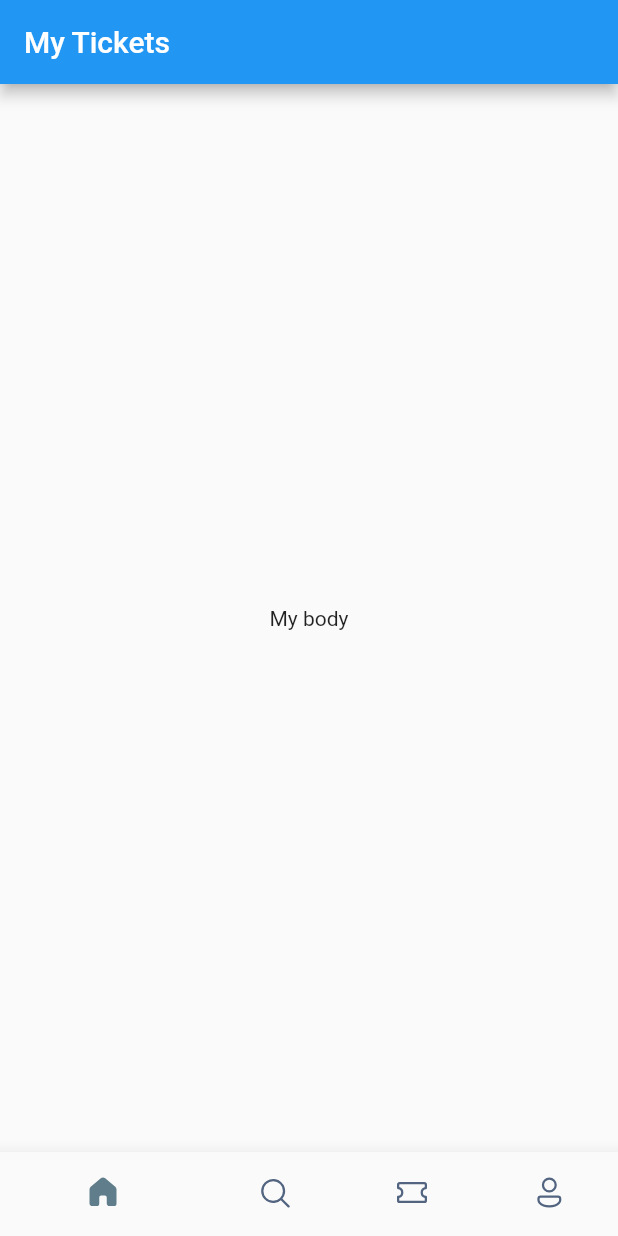
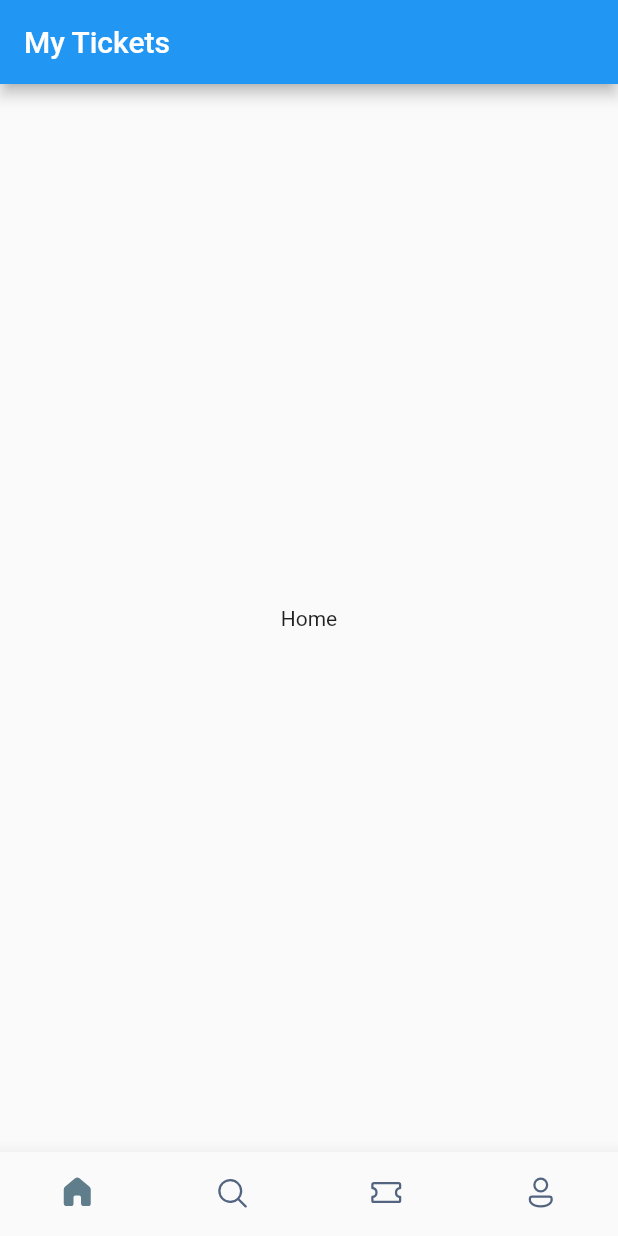
Before and after one commit to avi5079/ticket-booking-app, a Flutter app: the screen it shows after launch, on a phone screen of 412 x 824 dp. Run offline on Flutter 3.47's test engine with Material 2 defaults, Android fonts, the phone set to English and light mode, and no system bars; our stand-ins replace fluentui_icons.

Commit message:
Bottom-bar-dynamic

```diff
--- a/lib/screens/bottom_bar.dart
+++ b/lib/screens/bottom_bar.dart
@@ -11,18 +11,37 @@ class BottomBar extends StatefulWidget {
 }
 
 class _BottomBarState extends State<BottomBar> {
+  int _selectedIndex = 0;
+  static final List<Widget> _widgetOptions = <Widget>[
+    const Text("Home"),
+    const Text("Search"),
+    const Text("Tickets"),
+    const Text("Profile"),
+  ];
+
+  void _onItemTapped(int index) {
+    setState(() {
+      _selectedIndex = index;
+    });
+  }
+
   @override
   Widget build(BuildContext context) {
     return Scaffold(
       appBar: AppBar(
         title: const Text("My Tickets"),
       ),
-      body: const Center(child: Text("My body")),
+      body: Center(
+        child: _widgetOptions[_selectedIndex],
+      ),
       bottomNavigationBar: BottomNavigationBar(
+        currentIndex: _selectedIndex,
+        onTap: _onItemTapped,
         elevation: 10,
         showSelectedLabels: false,
         showUnselectedLabels: false,
         selectedItemColor: Colors.blueGrey,
+        type: BottomNavigationBarType.fixed,
         unselectedItemColor: const Color(0xFF526480),
         items: const [
           BottomNavigationBarItem(
@@ -50,4 +69,4 @@ class _BottomBarState extends State<BottomBar> {
 
 // Scaffold gives like a skeleton
 // when we use a scaffold the colors shows up on the screen
-// BottomNavigationBar takes a List<BottomNavigationBarItem> not any kind of itme
+// BottomNavigationBar takes a List<BottomNavigationBarItem> not any kind of item
```
